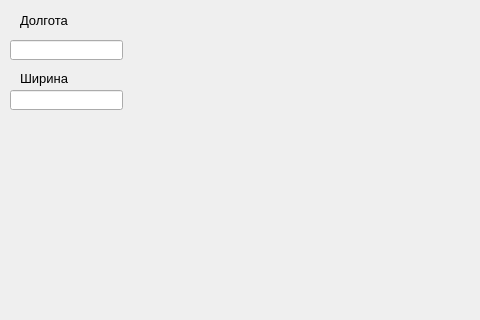
ShakirovRuslan/lyc-map-api-Shakirov-Kurbakov, file data/map-ui.ui: the form before one commit; both pictures show x 0 to 480 and y 0 to 320 of the 640 by 420 pixel window.
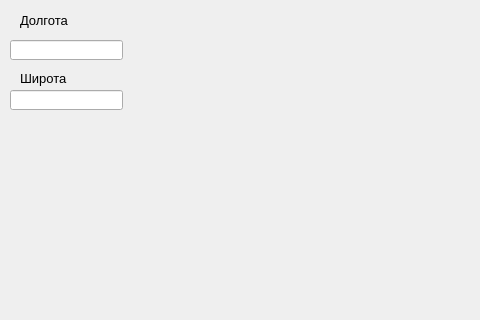
The form after the commit.

```diff
--- a/data/map-ui.ui
+++ b/data/map-ui.ui
@@ -62,7 +62,7 @@
      </font>
     </property>
     <property name="text">
-     <string>Ширина</string>
+     <string>Широта</string>
     </property>
    </widget>
    <widget class="QLineEdit" name="lineEdit_2">
```
